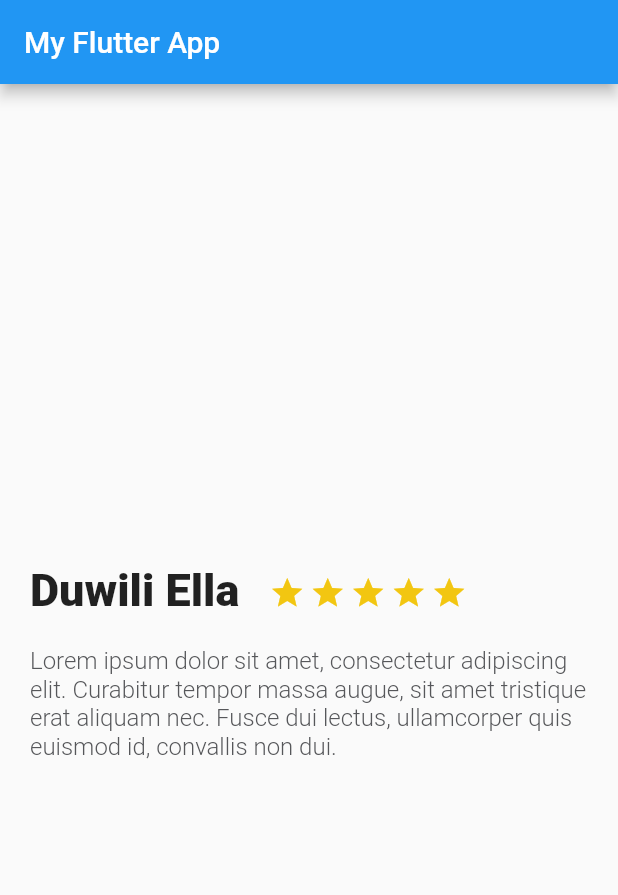
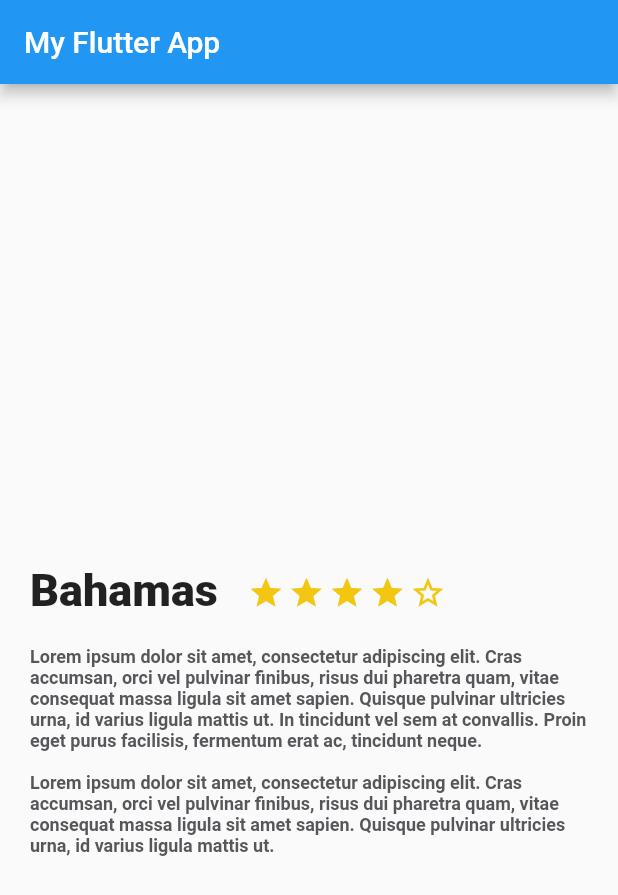
Before and after one commit to ericgomez/platzi_trips_app_complete, a Flutter app: the screen it shows after launch, on a phone screen of 412 x 824 dp. Shown: the top 895 px of the screen. Run offline on Flutter 3.47's test engine with Material 2 defaults, Android fonts, the phone set to English and light mode, and no system bars.

Commit message:
Flutter Widgets: Column

```diff
--- a/lib/description_place.dart
+++ b/lib/description_place.dart
@@ -1,13 +1,47 @@
 import 'package:flutter/material.dart';
 
 class DescriptionPlace extends StatelessWidget {
+
+  String namePlace;//Nombre del sitio
+  int stars;//Numero de estrellas para el sitio
+  String descriptionPlace;//Descripcion del sitio
+
+  //Contructor en Dart
+  DescriptionPlace(this.namePlace, this.stars, this.descriptionPlace );
+
   @override
   Widget build(BuildContext context) {
-    // TODO: implement build
 
+    // Widget para representar las estrellas vacias
+    final star_border = Container(
+      margin: EdgeInsets.only(
+          top: 323.0,//Posision en la pantalla
+          right: 3.0
+      ),
+
+      child: Icon(
+        Icons.star_border,
+        color: Color(0xFFF2C611),
+      ),
+    );
+
+    // Widget para representar las estrellas a la mitad
+    final star_half = Container(
+      margin: EdgeInsets.only(
+          top: 323.0,//Posision en la pantalla
+          right: 3.0
+      ),
+
+      child: Icon(
+        Icons.star_half,
+        color: Color(0xFFF2C611),
+      ),
+    );
+
+    // Widget para reprecentas las estrellas llenas
     final star = Container(
       margin: EdgeInsets.only(
-        top: 323.0,
+        top: 323.0,//Posision en la pantalla
         right: 3.0
       ),
 
@@ -27,7 +61,7 @@ class DescriptionPlace extends StatelessWidget {
           ),
 
           child: Text(
-            "Duwili Ella",
+            namePlace,
             style: TextStyle(
                 fontSize: 30.0,
                 fontWeight: FontWeight.w900
@@ -39,33 +73,34 @@ class DescriptionPlace extends StatelessWidget {
 
         Row(
           children: [
+            star,//Iconos de estrellas
             star,
             star,
             star,
-            star,
-            star
+            star_border
           ],
         )
       ],
     );
-
+    //Creamo el contenido del texto
     final description = Container(
       margin: EdgeInsets.only(
           top: 20.0,
           right: 20.0,
           left: 20.0
       ),
-
       child: Text(
-        "Lorem ipsum dolor sit amet, consectetur adipiscing elit. Curabitur tempor massa augue, sit amet tristique erat aliquam nec. Fusce dui lectus, ullamcorper quis euismod id, convallis non dui.",
+        //Agregamos el texto para que se muetres en pantalla
+        descriptionPlace,
       style: TextStyle(
-        fontSize: 16.0,
-        fontWeight: FontWeight.w300,
+        fontSize: 12.0,
+        fontWeight: FontWeight.bold,
         color: Color(0xFF56575a)
       ),
       ),
     );
 
+    //Pare poder retornar lo almacenamos como una columna
     return Column(
       children: [
         title_stars,
--- a/lib/main.dart
+++ b/lib/main.dart
@@ -7,6 +7,8 @@ void main() {
 
 class MyApp extends StatelessWidget {
   // This widget is the root of your application.
+  //Declaracion de un String
+  String descriptionDummy = "Lorem ipsum dolor sit amet, consectetur adipiscing elit. Cras accumsan, orci vel pulvinar finibus, risus dui pharetra quam, vitae consequat massa ligula sit amet sapien. Quisque pulvinar ultricies urna, id varius ligula mattis ut. In tincidunt vel sem at convallis. Proin eget purus facilisis, fermentum erat ac, tincidunt neque.\n\nLorem ipsum dolor sit amet, consectetur adipiscing elit. Cras accumsan, orci vel pulvinar finibus, risus dui pharetra quam, vitae consequat massa ligula sit amet sapien. Quisque pulvinar ultricies urna, id varius ligula mattis ut.";
   @override
   Widget build(BuildContext context) {
     return MaterialApp(
@@ -21,7 +23,7 @@ class MyApp extends StatelessWidget {
         appBar: AppBar(
           title: Text("My Flutter App"),
         ),
-        body: new DescriptionPlace(),
+        body: new DescriptionPlace("Bahamas", 4, descriptionDummy),
         )
       );//MyHomePage(title: 'Flutter Demo Home Page'),
   }
```
